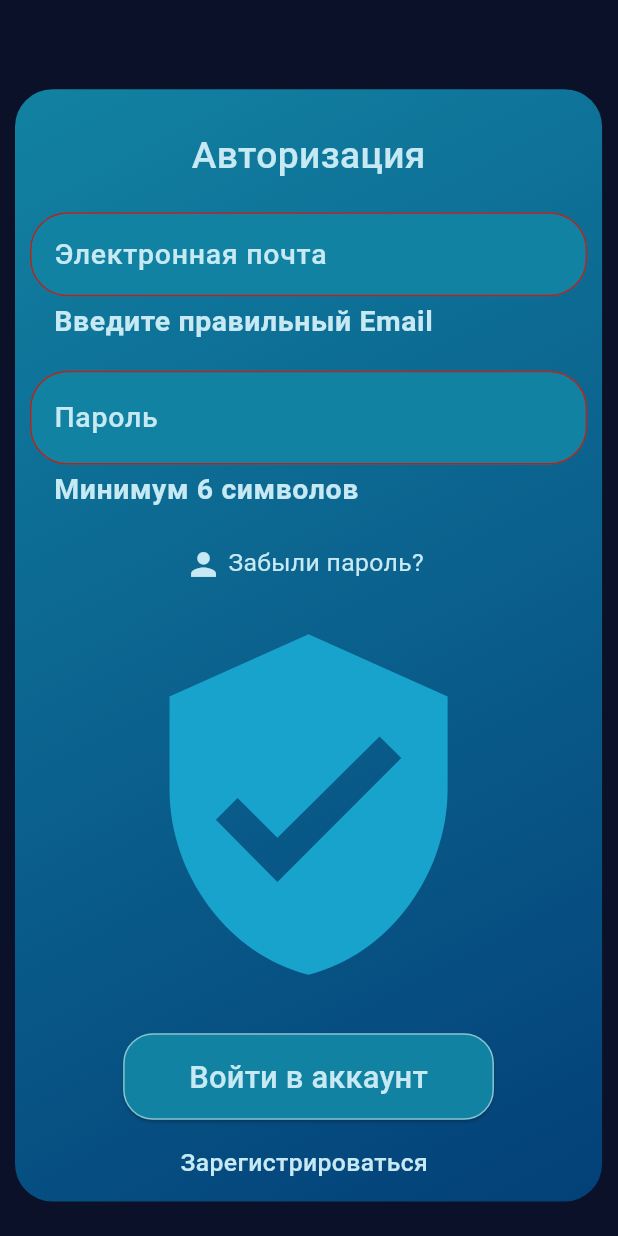
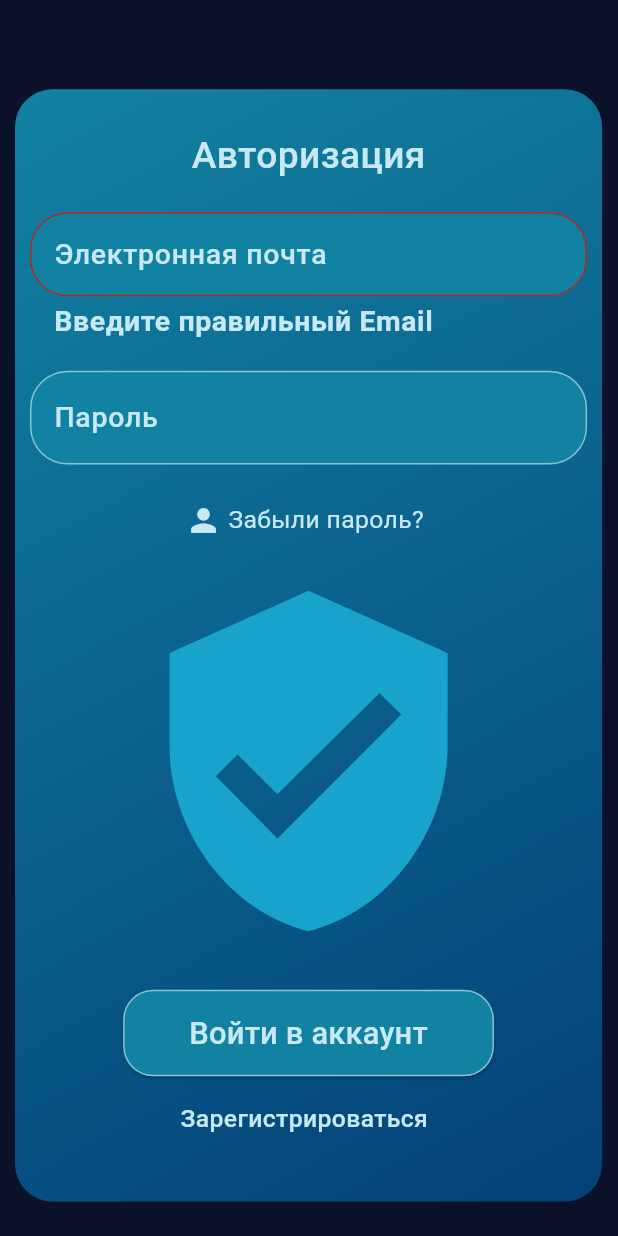
Before and after one commit to sardelkaaa/its_time, a Flutter app: the screen it shows after launch, after a tap on "Войти в аккаунт", on a phone screen of 412 x 824 dp. Run offline on Flutter 3.47's test engine with Material 3 defaults, Android fonts, the phone set to English and light mode, and no system bars; our stand-ins replace cloud_firestore, email_validator, firebase_auth, firebase_core, shared_preferences; accounts and stored records are empty.

Commit message:
authorization_delete_validator + registration_fix_errors

```diff
--- a/lib/pages/authorization.dart
+++ b/lib/pages/authorization.dart
@@ -150,9 +150,6 @@ class BucketListAuthorization extends State<Authorization> {
                       autocorrect: false,
                       controller: passwordTextInputController,
                       obscureText: isHiddenPassword,
-                      validator: (value) => value != null && value.length < 6
-                          ? 'Минимум 6 символов'
-                          : null,
                       autovalidateMode: AutovalidateMode.onUserInteraction,
                       style: TextStyle(
                         color: Color(0xFFC6E9F3),
```
Also changed, not shown: lib/pages/registration.dart (+7 -7 lines).
